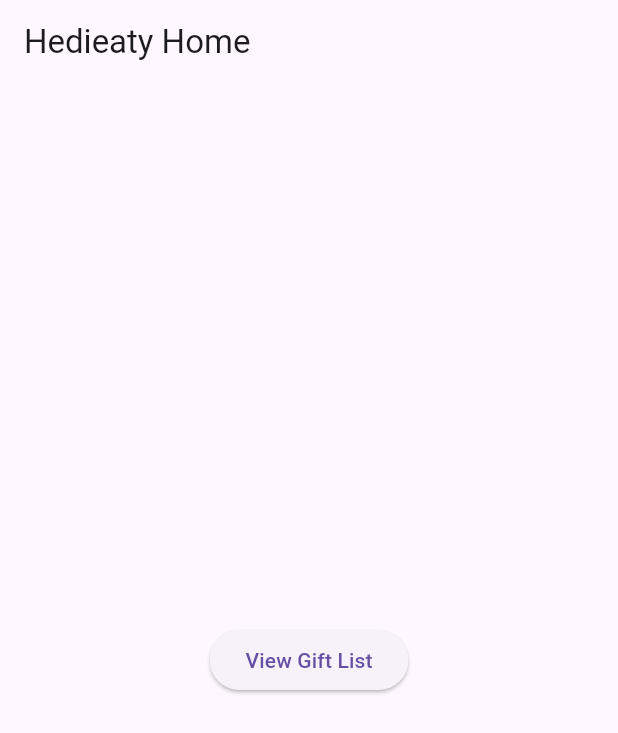
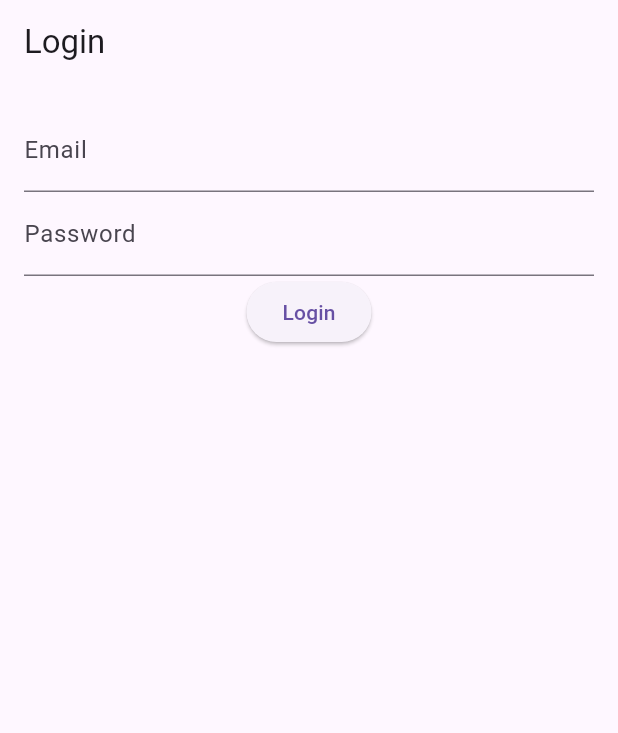
Before and after one commit to MRizk01/hediety, a Flutter app: the screen it shows after launch, on a phone screen of 412 x 824 dp. Shown: the top 733 px of the screen. Run offline on Flutter 3.47's test engine with Material 3 defaults, Android fonts, the phone set to English and light mode, and no system bars; our stand-ins replace firebase_auth, firebase_core, sqflite; accounts and stored records are empty.

Commit message:
Firebase Login

```diff
--- a/lib/main.dart
+++ b/lib/main.dart
@@ -3,7 +3,8 @@ import 'package:sqflite/sqflite.dart';
 import 'package:path/path.dart';
 import 'package:firebase_core/firebase_core.dart';
 import 'firebase_options.dart';
-// Gift Model and DatabaseHelper (same as before)
+import 'package:firebase_auth/firebase_auth.dart';
+// Gift Model and DatabaseHelper
 class Gift {
   int? id;
   String name;
@@ -84,6 +85,171 @@ class DatabaseHelper {
     return await db.delete('gifts', where: 'id = ?', whereArgs: [id]);
   }
 }
+// LoginPage
+class LoginPage extends StatefulWidget {
+  @override
+  _LoginPageState createState() => _LoginPageState();
+}
+
+class _LoginPageState extends State<LoginPage> {
+  final _formKey = GlobalKey<FormState>();
+  final emailController = TextEditingController();
+  final passwordController = TextEditingController();
+
+  @override
+  Widget build(BuildContext context) {
+    return Scaffold(
+      appBar: AppBar(title: const Text('Login')),
+      body: Padding(
+        padding: const EdgeInsets.all(16.0),
+        child: Form(
+          key: _formKey,
+          child: Column(
+            children: [
+              TextFormField(
+                controller: emailController,
+                decoration: const InputDecoration(labelText: 'Email'),
+                validator: (value) {
+                  if (value == null || value.isEmpty) {
+                    return 'Please enter your email';
+                  }
+                  return null;
+                },
+              ),
+              TextFormField(
+                controller: passwordController,
+                decoration: const InputDecoration(labelText: 'Password'),
+                obscureText: true,
+                validator: (value) {
+                  if (value == null || value.isEmpty) {
+                    return 'Please enter your password';
+                  }
+                  return null;
+                },
+              ),
+              ElevatedButton(
+                onPressed: () async {
+                  if (_formKey.currentState!.validate()) {
+                    try {
+                      await FirebaseAuth.instance.signInWithEmailAndPassword(
+                        email: emailController.text,
+                        password: passwordController.text,
+                      );
+                      // Navigate to Gift List screen after successful login
+                    } on FirebaseAuthException catch (e) {
+                      // Handle login errors (e.g., wrong credentials)
+                    }
+                  }
+                },
+                child: const Text('Login'),
+              ),
+            ],
+          ),
+        ),
+      ),
+    );
+  }
+}
+
+// RegistrationPage
+class RegistrationPage extends StatefulWidget {
+  const RegistrationPage({super.key});
+  @override
+  _RegistrationPageState createState() => _RegistrationPageState();
+}
+
+class _RegistrationPageState extends State<RegistrationPage> {
+  final _formKey = GlobalKey<FormState>();
+  final emailController = TextEditingController();
+  final passwordController = TextEditingController();
+  final confirmPasswordController = TextEditingController();
+
+  @override
+  Widget build(BuildContext context) {
+    return Scaffold(
+      appBar: AppBar(title: const Text('Register')),
+      body: Padding(
+        padding: const EdgeInsets.all(16.0),
+        child: Form(
+          key: _formKey,
+          child: Column(
+            children: [
+              TextFormField(
+                controller: emailController,
+                decoration: const InputDecoration(labelText: 'Email'),
+                validator: (value) {
+                  if (value == null || value.isEmpty) {
+                    return 'Please enter your email';
+                  }
+                  return null;
+                },
+              ),
+              TextFormField(
+                controller: passwordController,
+                decoration: const InputDecoration(labelText: 'Password'),
+                obscureText: true,
+                validator: (value) {
+                  if (value == null || value.isEmpty) {
+                    return 'Please enter your password';
+                  }
+                  return null;
+                },
+              ),
+              TextFormField(
+                controller: confirmPasswordController,
+                decoration: const InputDecoration(labelText: 'Confirm Password'),
+                obscureText: true,
+                validator: (value) {
+                  if (value == null || value.isEmpty) {
+                    return 'Please confirm your password';
+                  }
+                  if (value != passwordController.text) {
+                    return 'Passwords do not match';
+                  }
+                  return null;
+                },
+              ),
+              ElevatedButton(
+                onPressed: () async {
+                  if (_formKey.currentState!.validate()) {
+                    try {
+                      UserCredential userCredential = await FirebaseAuth.instance
+                          .createUserWithEmailAndPassword(
+                        email: emailController.text,
+                        password: passwordController.text,
+                      );
+                      // Navigate to the next screen or show a success message
+                      if (userCredential.user != null) {
+                        Navigator.pop(context); // Return to previous screen
+                      }
+                    } on FirebaseAuthException catch (e) {
+                      String errorMessage = "Registration failed.";
+                      if (e.code == 'weak-password') {
+                        errorMessage = 'The password provided is too weak.';
+                      } else if (e.code == 'email-already-in-use') {
+                        errorMessage = 'The account already exists for that email.';
+                      } else if (e.code == 'invalid-email') {
+                        errorMessage = 'The email address is not valid.';
+                      }
+                      ScaffoldMessenger.of(context).showSnackBar(
+                        SnackBar(content: Text(errorMessage)),
+                      );
+                    } catch (e) {
+                      ScaffoldMessenger.of(context).showSnackBar(
+                        const SnackBar(content: Text('An unexpected error occurred.')),
+                      );
+                    }
+                  }
+                },
+                child: const Text('Register'),
+              ),
+            ],
+          ),
+        ),
+      ),
+    );
+  }
+}
 
 // UI Code (GiftListPage and GiftDetailsPage)
 class GiftListPage extends StatefulWidget {
@@ -111,7 +277,17 @@ class _GiftListPageState extends State<GiftListPage> {
   @override
   Widget build(BuildContext context) {
     return Scaffold(
-      appBar: AppBar(title: const Text('Gift List')),
+      appBar: AppBar(
+        title: const Text('Gift List'),
+        actions: [
+          IconButton(
+            icon: const Icon(Icons.logout),
+            onPressed: () async {
+              await FirebaseAuth.instance.signOut();
+            },
+          ),
+        ],
+      ),
       body: ListView.builder(
         itemCount: gifts.length,
         itemBuilder: (context, index) {
@@ -122,35 +298,20 @@ class _GiftListPageState extends State<GiftListPage> {
               Navigator.push(
                 context,
                 MaterialPageRoute(builder: (context) => GiftDetailsPage(gift: gift)),
-              ).then((_) => _loadGifts()); // Refresh list after returning
+              ).then((_) => _loadGifts());
             },
           );
         },
       ),
-      floatingActionButton: Row(
-        mainAxisAlignment: MainAxisAlignment.end,
-        children: [
-          FloatingActionButton(
+      floatingActionButton: FloatingActionButton(
         onPressed: () async {
           await Navigator.push(
             context,
             MaterialPageRoute(builder: (context) => const GiftDetailsPage()),
           );
-              _loadGifts(); // Refresh list after adding
+          _loadGifts();
         },
         child: const Icon(Icons.add),
-          ),
-          const SizedBox(width: 10),
-          FloatingActionButton(
-            onPressed: () async {
-              if (gifts.isNotEmpty) {
-                await dbHelper.deleteGift(gifts.last.id!);
-                _loadGifts();
-              }
-            },
-            child: const Icon(Icons.delete),
-          ),
-        ],
       ),
     );
   }
@@ -294,23 +455,19 @@ class HedieatyApp extends StatelessWidget {
 class HomePage extends StatelessWidget {
   const HomePage({super.key});
 
-  final List<String> friends = const ['Alice', 'Bob', 'Charlie'];
-
   @override
   Widget build(BuildContext context) {
-    return Scaffold(
-      appBar: AppBar(title: const Text('Hedieaty Home')),
-      body: Center(
-        child: ElevatedButton(
-          onPressed: () {
-            Navigator.push(
-              context,
-              MaterialPageRoute(builder: (context) => const GiftListPage()),
-            );
+    return StreamBuilder<User?>(
+      stream: FirebaseAuth.instance.authStateChanges(),
+      builder: (context, snapshot) {
+        if (snapshot.connectionState == ConnectionState.waiting) {
+          return const Center(child: CircularProgressIndicator());
+        }
+        if (snapshot.hasData) {
+          return const GiftListPage();
+        }
+        return LoginPage();
       },
-          child: const Text('View Gift List'),
-        ),
-      ),
     );
   }
 }
--- a/pubspec.yaml
+++ b/pubspec.yaml
@@ -36,9 +36,9 @@ dependencies:
   # The following adds the Cupertino Icons font to your application.
   # Use with the CupertinoIcons class for iOS style icons.
   cupertino_icons: ^1.0.8
-  firebase_core: ^2.14.0 # Use the latest version
-  firebase_auth: ^4.6.3 # Use the latest version
-  firebase_database: ^10.2.2 # Use the latest version
+  firebase_core: ^2.22.0
+  firebase_auth: ^4.16.0
+  firebase_database: ^10.2.2  # Use the latest version
 
 dev_dependencies:
   flutter_test:
```
Also changed, not shown: 1 other file. Lines whose indentation alone changed are shown as unchanged.
